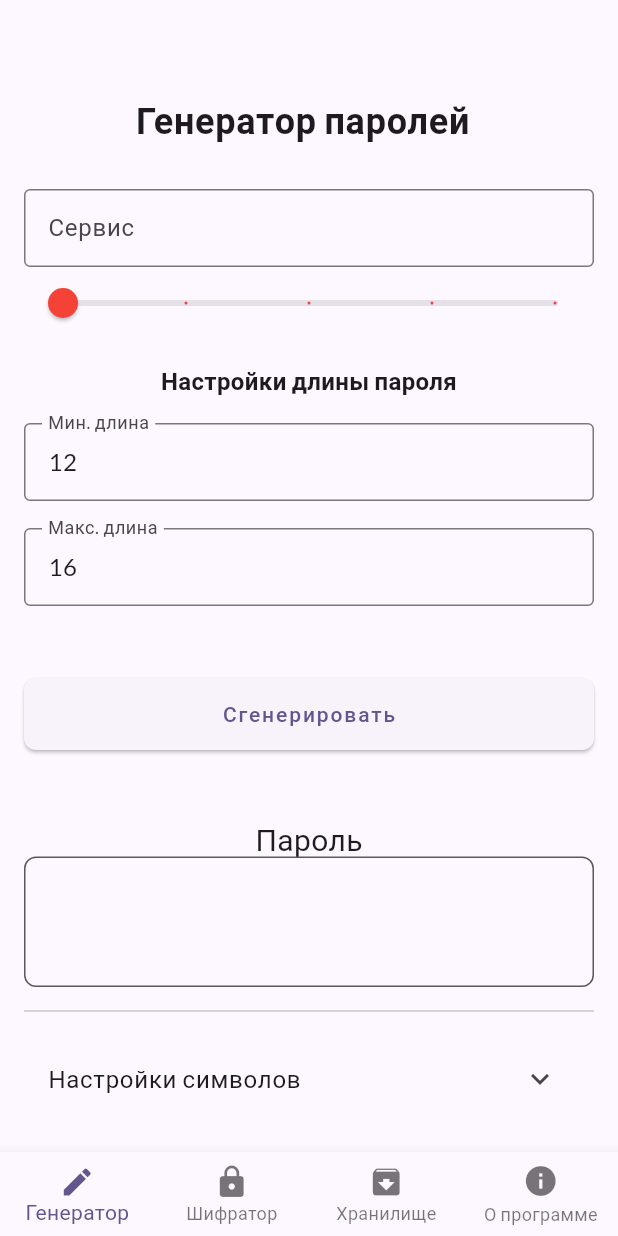
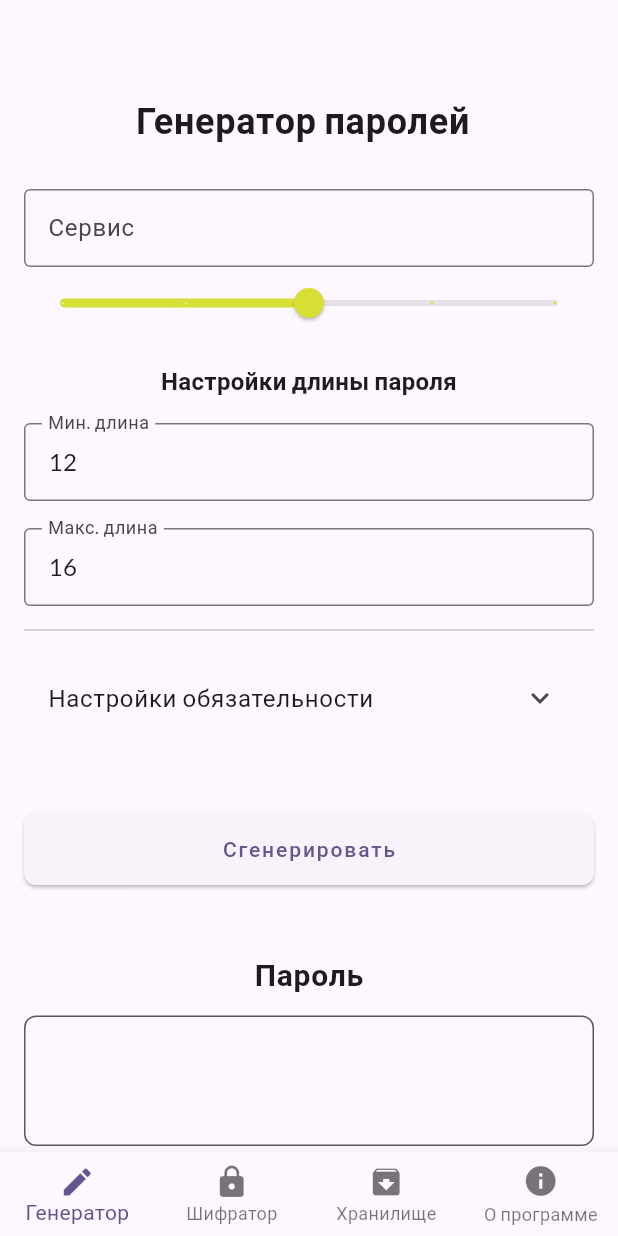
Before and after one commit to Azazlov/PassGen, a Flutter app: the screen it shows after launch, on a phone screen of 412 x 824 dp. Run offline on Flutter 3.47's test engine with Material 3 defaults, Android fonts, the phone set to English and light mode, and no system bars; our stand-ins replace file_picker, google_fonts, share_plus, shared_preferences; missing offline and left inert: cryptography, password_strength, zxcvbn.

Commit message:
Улучшил интерфейс и читаемость кода

```diff
--- a/lib/features/passwordGenerator/password_generator.dart
+++ b/lib/features/passwordGenerator/password_generator.dart
@@ -31,14 +31,14 @@
   bool uniqSpec2 = true;
   bool changeConfig = true;
 
-  int passwordStrength = 1;
+  int passwordStrength = 32;
 
-  Map<int, List<dynamic>> strengthLabels = {
-    1: ['Очень слабый', Colors.red, digits],
-    16: ['Слабый', Colors.orange, digits | lowercase],
-    32: ['Средний', const Color.fromARGB(255, 215, 223, 52), digits | lowercase | uppercase],
-    48: ['Сильный', Colors.green, digits | lowercase | uppercase | symbols],
-    64: ['Очень сильный', Colors.blue, digits | lowercase | uppercase | symbols | 1<<7],
+  Map<int, Map<String, dynamic>> strengthLabels = {
+    1: {'label': 'Очень слабый', 'color': Colors.red, 'flags': digits, 'length_range': [4, 6]},
+    16: {'label': 'Слабый', 'color': Colors.orange, 'flags': digits | lowercase, 'length_range': [6, 8]},
+    32: {'label': 'Средний', 'color': const Color.fromARGB(255, 215, 223, 52), 'flags': digits | lowercase | uppercase, 'length_range': [8, 14]},
+    48: {'label': 'Сильный', 'color': Colors.green, 'flags': digits | lowercase | uppercase | symbols, 'length_range': [14, 20]},
+    64: {'label': 'Очень сильный', 'color': Colors.blue, 'flags': digits | lowercase | uppercase | symbols | 512, 'length_range': [20, 32]},
   };
 
   Map<String, String> success = {};
@@ -99,12 +99,14 @@
     );
 
     PasswordGenerator generator = PasswordGenerator(
-      symbolAlphabet: const SymbolAlphabet(),
+      symbolAlphabet: SymbolAlphabet(
+        appended: strengthLabels[passwordStrength]?['flags'] as int == 597
+      ),
       range: [
         int.parse(minLengthController.text),
         int.parse(maxLengthController.text)
       ],
-      flags: strengthLabels[passwordStrength]?[2] as int
+      flags: strengthLabels[passwordStrength]?['flags'] as int
     );
     success = generator.generatePassword();
     password = success['password']!;
@@ -167,35 +169,23 @@
               label: 'Сервис',
               placeholder: 'Без точек',
               textController: serviceController,
-              hidden: false,
               symbols: TextInputType.text,
               submFunction: generatePassword
             ),
-            // RangeSlider(
-            //   values: RangeValues(minLengthController.text.isEmpty ? 8.0 : double.parse(minLengthController.text), maxLengthController.text.isEmpty ? 16.0 : double.parse(maxLengthController.text)),
-            //   min: 12,
-            //   max: 32,
-            //   divisions: 60,
-            //   labels: RangeLabels('${minLengthController.text}', '${maxLengthController.text}'),
-            //   onChanged: (values) {
-            //     setState(() {
-            //       minLengthController.text = values.start.toInt().toString();
-            //       maxLengthController.text = values.end.toInt().toString();
-            //     });
-            //   },
-            // ),
             Slider(
               value: passwordStrength.toDouble(),
               min: 1,
               max: 64,
               divisions: 4,
-              label: '${strengthLabels[passwordStrength]?.first ?? "Неизвестная сложность $passwordStrength"}',
-              activeColor: strengthLabels[passwordStrength]?[1] != null
-                  ? strengthLabels[passwordStrength]![1] as Color
+              label: '${strengthLabels[passwordStrength]?['label'] ?? "Неизвестная сложность $passwordStrength"}',
+              activeColor: strengthLabels[passwordStrength]?['color'] != null
+                  ? strengthLabels[passwordStrength]!['color'] as Color
                   : null,
               onChanged: (value) {
                 setState(() {
                   passwordStrength = value.toInt();
+                  minLengthController.text = strengthLabels[passwordStrength]?['length_range'][0].toString() ?? '12';
+                  maxLengthController.text = strengthLabels[passwordStrength]?['length_range'][1].toString() ?? '16';
                 });
               },
             ),
@@ -210,34 +200,21 @@
             ),
             buildInput(
               label: 'Мин. длина',
-              placeholder: 'от 1 до 1024',
+              placeholder: 'от 1 до 32',
               textController: minLengthController,
-              hidden: false,
               symbols: TextInputType.number,
               submFunction: generatePassword
             ),
             buildInput(
               label: 'Макс. длина',
-              placeholder: 'от 1 до 1024',
+              placeholder: 'от 1 до 64',
               textController: maxLengthController,
-              hidden: false,
               symbols: TextInputType.number,
               submFunction: generatePassword
             ),
-            SizedBox(height: 48),
-            buildButton(
-              label: 'Сгенерировать',
-              function: generatePassword
-            ),
-
-            buildCopyOnTap(
-              label: 'Пароль',
-              text1: password,
-              function: copyPsswd
-            ),
             Divider(height: 32,),
             ExpansionTile(
-              title:  Text('Настройки символов'), children: [
+              title:  Text('Настройки обязательности'), children: [
               buildSwitch(
                 label: 'Заглавные буквы',
                 value: uniqUpper,
@@ -269,6 +246,16 @@
                 icon: Icons.tag
               ),
             ]),
+            SizedBox(height: 48),
+            buildButton(
+              label: 'Сгенерировать',
+              function: generatePassword
+            ),
+            buildCopyOnTap(
+              label: 'Пароль',
+              text1: password,
+              function: copyPsswd
+            ),
           ],
         ),
       ));
--- a/lib/modules/generate_password.dart
+++ b/lib/modules/generate_password.dart
@@ -21,16 +21,22 @@
   final String digits;
   final String lowercase;
   final String uppercase;
-  final String symbolsChars;
+  late String symbolsChars;
   final String appendChars;
+  final bool appended;
 
-  const SymbolAlphabet({
+  SymbolAlphabet({
     this.digits = '0123456789',
     this.lowercase = 'abcdefghijklmnopqrstuvwxyz',
     this.uppercase = 'ABCDEFGHIJKLMNOPQRSTUVWXYZ',
     this.symbolsChars = '!@#%^&*_+-=[]{};:,.?',
-    this.appendChars = '\'"()/\\|`~<>\$€£¥¢•…·÷×±§©®™¶†‡°¤¿¡«»""\'\'—–\''
-  });
+    this.appendChars = '\'"()/\\|`~<>\$€£¥¢•…·÷×±§©®™¶†‡°¤¿¡«»""\'\'—–\'',
+    this.appended = false
+  }){
+    if (appended) {
+      symbolsChars += appendChars;
+    }
+  }
 
   String getAlphabet(int flag) {
     switch (flag) {
@@ -38,7 +44,6 @@
       case 4: return lowercase; // lowercase
       case 16: return uppercase; // uppercase
       case 64: return symbolsChars; // symbols
-      case 128: return appendChars; // appendChars
       default: return '';
     }
   }
@@ -181,7 +186,7 @@
 
   PasswordGenerator generator = PasswordGenerator(
     symbolAlphabet: symbolAlphabet,
-    range: [12, 16],
+    range: [512, 1024],
     flags: flags,
   );
 
--- a/lib/shared/interface.dart
+++ b/lib/shared/interface.dart
@@ -56,7 +56,7 @@
   required String label,
   required String placeholder,
   required TextEditingController textController,
-  required bool hidden,
+  bool hidden = false,
   required TextInputType symbols,
   required Function submFunction
   }) {
@@ -116,6 +116,7 @@
 }
 
 // Текст с копированием
+// Текст с копированием
 Widget buildCopyOnTap({
   required String label,
   required String text1,
@@ -123,18 +124,67 @@
   }) {
   return Column(
     children: [
-      SizedBox(height: 48),
+      const SizedBox(height: 48),
       Text(
         label,
-        style: TextStyle(fontSize: 20),
+        style: const TextStyle(
+          fontSize: 20,
+          fontWeight: FontWeight.w600,
+          letterSpacing: 0.5,
+        ),
       ),
+      const SizedBox(height: 16),
       text1 != '' && text1 != "Нет конфигов"
           ? GestureDetector(
               onTap: () {
                 Clipboard.setData(ClipboardData(text: text1));
                 function();
               },
-              child: buildBigText(text1),
+              child: MouseRegion(
+                cursor: SystemMouseCursors.click,
+                child: AnimatedContainer(
+                  duration: const Duration(milliseconds: 200),
+                  padding: const EdgeInsets.all(24),
+                  decoration: BoxDecoration(
+                    borderRadius: BorderRadius.circular(12),
+                    border: Border.all(
+                      color: const Color.fromARGB(255, 90, 90, 90),
+                      width: 2,
+                    ),
+                    gradient: LinearGradient(
+                      begin: Alignment.topLeft,
+                      end: Alignment.bottomRight,
+                      colors: [
+                        const Color.fromARGB(255, 245, 245, 245),
+                        const Color.fromARGB(255, 235, 235, 235),
+                      ],
+                    ),
+                    boxShadow: [
+                      BoxShadow(
+                        color: Colors.black.withOpacity(0.1),
+                        blurRadius: 8,
+                        offset: const Offset(0, 4),
+                      ),
+                    ],
+                  ),
+                  child: Stack(
+                    children: [
+                      Center(
+                        child: Text(
+                          text1,
+                          textAlign: TextAlign.center,
+                          style: const TextStyle(
+                            fontSize: 32,
+                            fontFamily: 'segoe UI',
+                            fontWeight: FontWeight.w500,
+                            letterSpacing: 1,
+                          ),
+                        ),
+                      ),
+                    ],
+                  ),
+                ),
+              ),
             )
           : buildBigText(text1),
     ],
```
